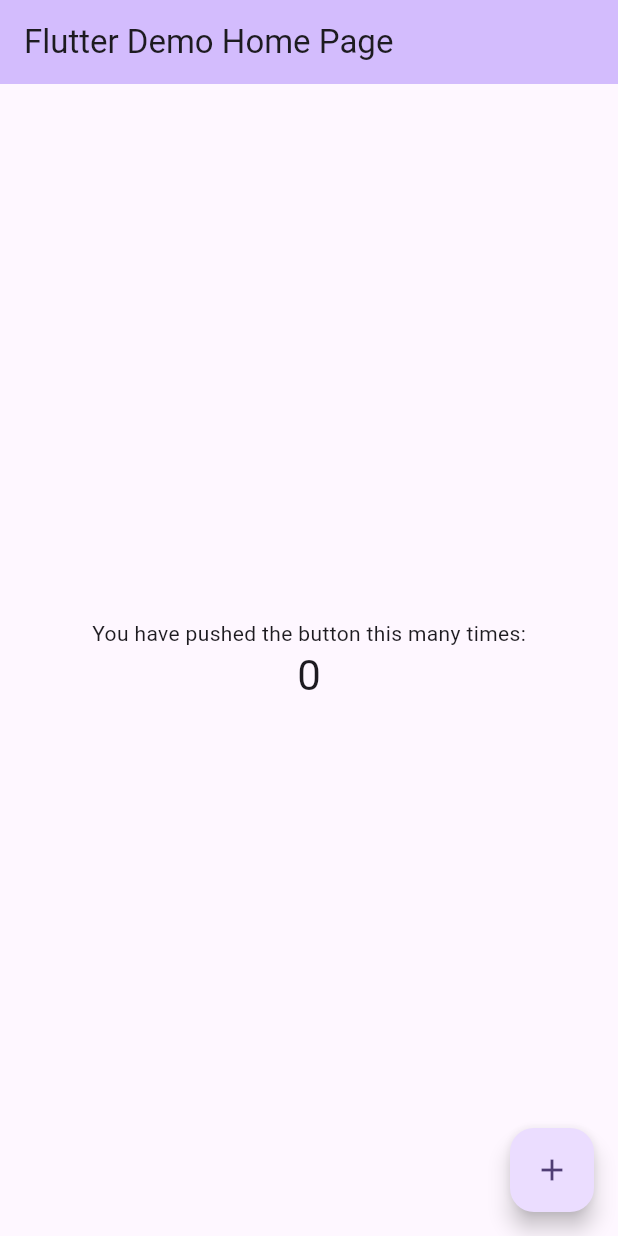
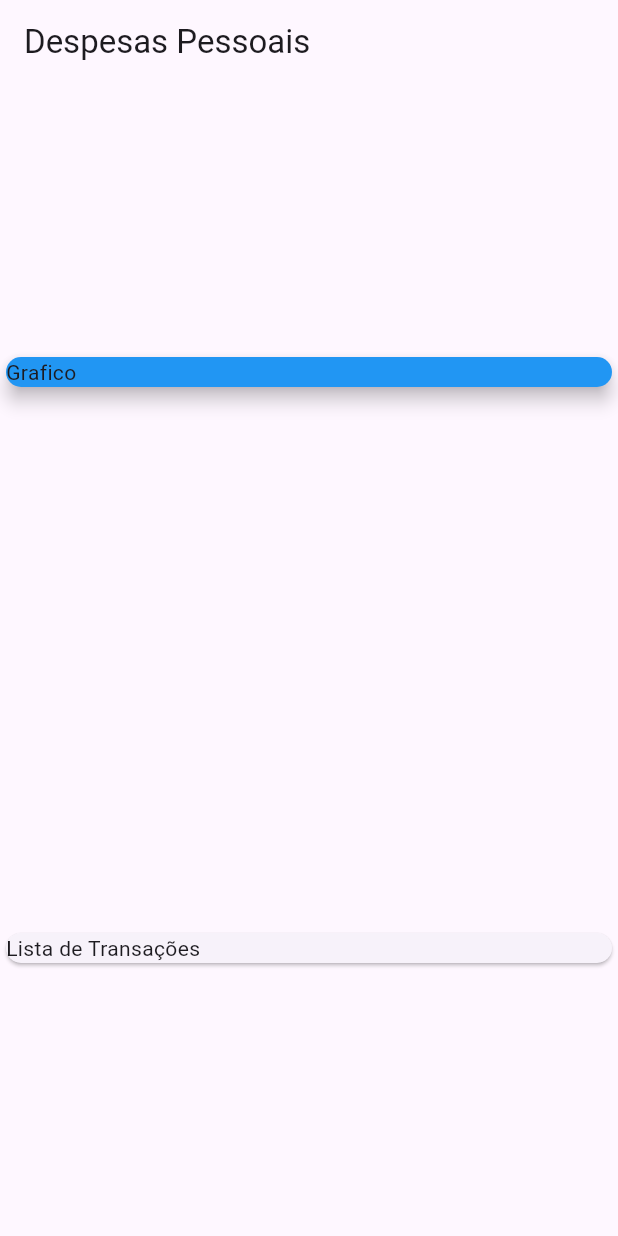
Before and after one commit to tiagonsdev/Controle_despesas, a Flutter app: the screen it shows after launch, on a phone screen of 412 x 824 dp. Run offline on Flutter 3.47's test engine with Material 3 defaults, Android fonts, the phone set to English and light mode, and no system bars.

Commit message:
Estrutura basica do projeto

```diff
--- a/expenses/lib/main.dart
+++ b/expenses/lib/main.dart
@@ -1,122 +1,60 @@
+
+import 'package:expenses/models/transaction.dart';
 import 'package:flutter/material.dart';
 
-void main() {
-  runApp(const MyApp());
-}
+main()=> runApp(const ExpensesApp());
 
-class MyApp extends StatelessWidget {
-  const MyApp({super.key});
 
-  // This widget is the root of your application.
+class ExpensesApp extends StatelessWidget {
+  const ExpensesApp({super.key});
+
+
   @override
   Widget build(BuildContext context) {
     return MaterialApp(
-      title: 'Flutter Demo',
-      theme: ThemeData(
-        // This is the theme of your application.
-        //
-        // TRY THIS: Try running your application with "flutter run". You'll see
-        // the application has a purple toolbar. Then, without quitting the app,
-        // try changing the seedColor in the colorScheme below to Colors.green
-        // and then invoke "hot reload" (save your changes or press the "hot
-        // reload" button in a Flutter-supported IDE, or press "r" if you used
-        // the command line to start the app).
-        //
-        // Notice that the counter didn't reset back to zero; the application
-        // state is not lost during the reload. To reset the state, use hot
-        // restart instead.
-        //
-        // This works for code too, not just values: Most code changes can be
-        // tested with just a hot reload.
-        colorScheme: ColorScheme.fromSeed(seedColor: Colors.deepPurple),
-      ),
-      home: const MyHomePage(title: 'Flutter Demo Home Page'),
+      home: MyHomePage()
     );
   }
 }
 
-class MyHomePage extends StatefulWidget {
-  const MyHomePage({super.key, required this.title});
+class MyHomePage extends StatelessWidget {
 
-  // This widget is the home page of your application. It is stateful, meaning
-  // that it has a State object (defined below) that contains fields that affect
-  // how it looks.
+  final _transcations = [
 
-  // This class is the configuration for the state. It holds the values (in this
-  // case the title) provided by the parent (in this case the App widget) and
-  // used by the build method of the State. Fields in a Widget subclass are
-  // always marked "final".
+    Transaction(id: 'T1',
+     title: 'Novo Tenis de Corrida',
+     value: 310.76,
+     date: DateTime.now()),
+     Transaction(id: 'T2',
+     title: 'Conta de Luz',
+     value: 211.30,
+     date: DateTime.now()),
+  ];
 
-  final String title;
 
-  @override
-  State<MyHomePage> createState() => _MyHomePageState();
-}
-
-class _MyHomePageState extends State<MyHomePage> {
-  int _counter = 0;
-
-  void _incrementCounter() {
-    setState(() {
-      // This call to setState tells the Flutter framework that something has
-      // changed in this State, which causes it to rerun the build method below
-      // so that the display can reflect the updated values. If we changed
-      // _counter without calling setState(), then the build method would not be
-      // called again, and so nothing would appear to happen.
-      _counter++;
-    });
-  }
 
   @override
   Widget build(BuildContext context) {
-    // This method is rerun every time setState is called, for instance as done
-    // by the _incrementCounter method above.
-    //
-    // The Flutter framework has been optimized to make rerunning build methods
-    // fast, so that you can just rebuild anything that needs updating rather
-    // than having to individually change instances of widgets.
     return Scaffold(
       appBar: AppBar(
-        // TRY THIS: Try changing the color here to a specific color (to
-        // Colors.amber, perhaps?) and trigger a hot reload to see the AppBar
-        // change color while the other colors stay the same.
-        backgroundColor: Theme.of(context).colorScheme.inversePrimary,
-        // Here we take the value from the MyHomePage object that was created by
-        // the App.build method, and use it to set our appbar title.
-        title: Text(widget.title),
+        title: Text('Despesas Pessoais'),
       ),
-      body: Center(
-        // Center is a layout widget. It takes a single child and positions it
-        // in the middle of the parent.
-        child: Column(
-          // Column is also a layout widget. It takes a list of children and
-          // arranges them vertically. By default, it sizes itself to fit its
-          // children horizontally, and tries to be as tall as its parent.
-          //
-          // Column has various properties to control how it sizes itself and
-          // how it positions its children. Here we use mainAxisAlignment to
-          // center the children vertically; the main axis here is the vertical
-          // axis because Columns are vertical (the cross axis would be
-          // horizontal).
-          //
-          // TRY THIS: Invoke "debug painting" (choose the "Toggle Debug Paint"
-          // action in the IDE, or press "p" in the console), to see the
-          // wireframe for each widget.
-          mainAxisAlignment: MainAxisAlignment.center,
-          children: <Widget>[
-            const Text('You have pushed the button this many times:'),
-            Text(
-              '$_counter',
-              style: Theme.of(context).textTheme.headlineMedium,
+      body: Column(
+        mainAxisAlignment: MainAxisAlignment.spaceAround,
+        crossAxisAlignment: CrossAxisAlignment.stretch,
+        children: <Widget>[
+          Container(
+            child: Card(
+              color: Colors.blue,
+              child: Text('Grafico'),
+              elevation: 5,
             ),
-          ],
-        ),
-      ),
-      floatingActionButton: FloatingActionButton(
-        onPressed: _incrementCounter,
-        tooltip: 'Increment',
-        child: const Icon(Icons.add),
-      ), // This trailing comma makes auto-formatting nicer for build methods.
+          ),
+          Card(
+            child: Text('Lista de Transações'),
+          )
+        ],
+      )
     );
   }
 }
--- /dev/null
+++ b/expenses/lib/models/transaction.dart
@@ -0,0 +1,14 @@
+class Transaction{
+  final String id;
+  final String title;
+  final double value;
+  final DateTime date;
+
+  Transaction({
+    required this.id,
+    required this.title,
+    required this.value,
+    required this.date,
+  });
+
+}
```
Also changed, not shown: 1 other file.
